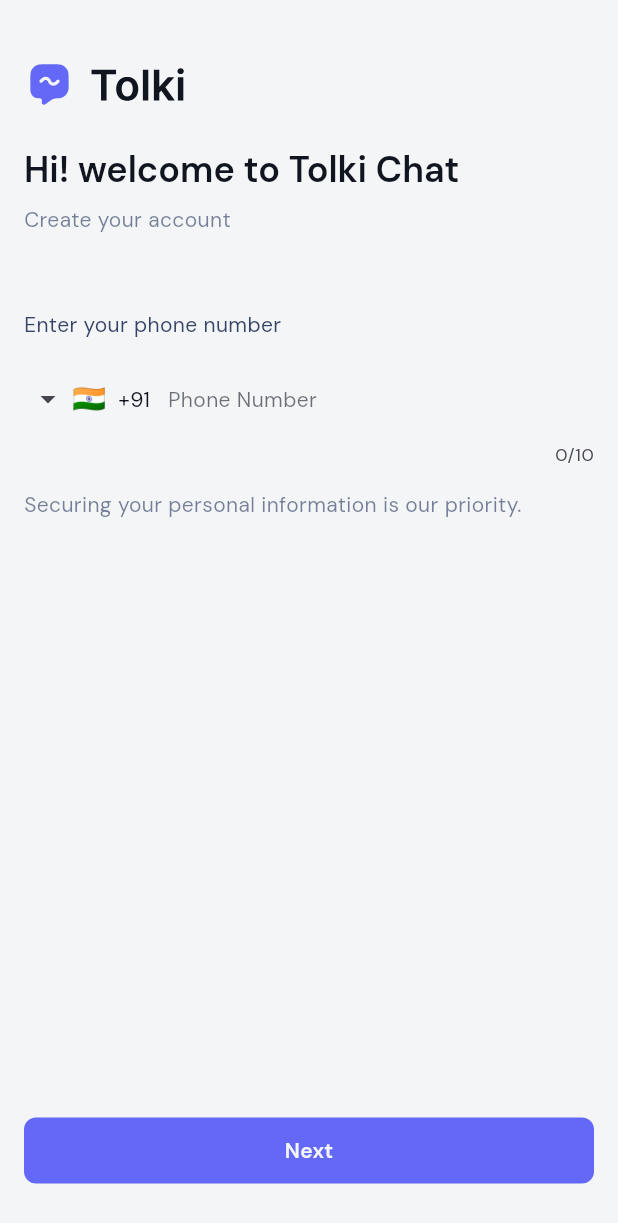
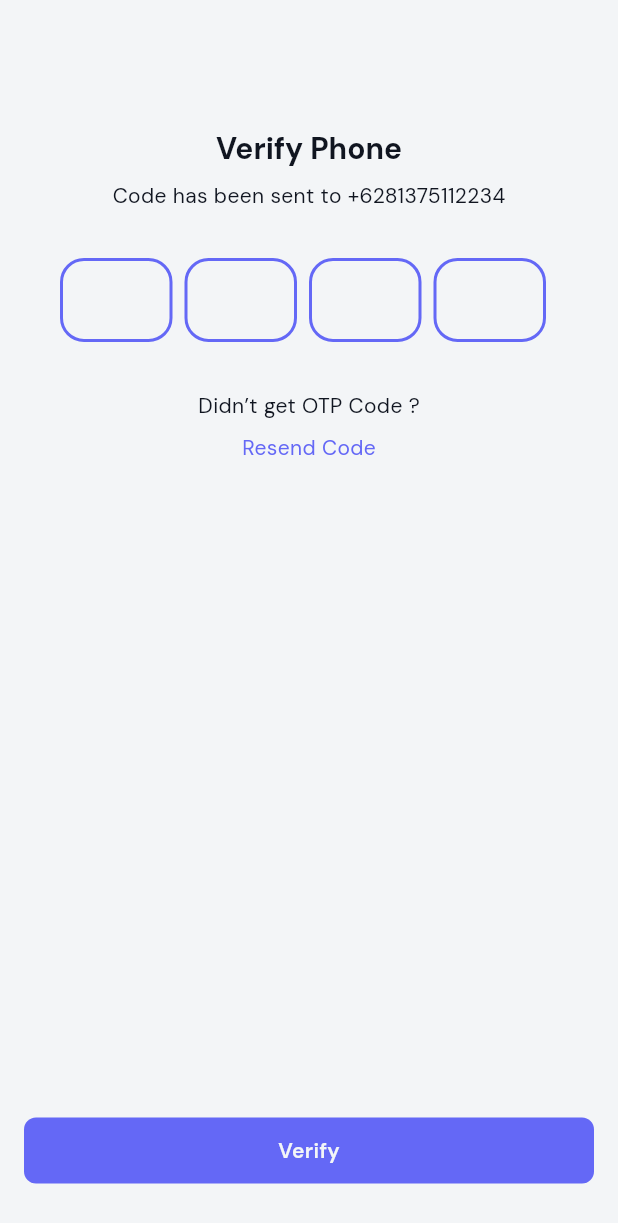
Before and after one commit to shashikantdwivedi/tolki_chat_app, a Flutter app: the screen it shows after launch, on a phone screen of 412 x 824 dp. Shown: the top 1223 px of the screen. Run offline on Flutter 3.47's test engine with Material 3 defaults, Android fonts, the phone set to English and light mode, and no system bars; drawn by our look-alikes of flutter_otp_text_field, intl_phone_field; our stand-ins replace connectivity_plus, flutter_smart_dialog, flutter_svg, google_fonts.

Commit message:
Implemented verify otp screen

```diff
--- a/lib/core/routing/routes.dart
+++ b/lib/core/routing/routes.dart
@@ -6,4 +6,5 @@
 
   // Authentication
   static const login = "/login";
+  static const verifyOtp = "/verify-otp";
 }
--- a/lib/core/routing/routing.dart
+++ b/lib/core/routing/routing.dart
@@ -1,5 +1,6 @@
 import 'package:flutter/material.dart';
 import 'package:tolki_chat_app/modules/authentication/ui/login_screen.dart';
+import 'package:tolki_chat_app/modules/authentication/ui/verify_otp_screen.dart';
 import 'package:tolki_chat_app/modules/welcome/ui/welcome_screen.dart';
 import '../../components/online.dart';
 import '../../modules/splash/ui/splash_screen.dart';
@@ -21,6 +22,10 @@
         return MaterialPageRoute(
             builder: (_) => const XOnline(child: LoginScreen()),
             settings: settings);
+      case Routes.verifyOtp:
+        return MaterialPageRoute(
+            builder: (_) => const XOnline(child: VerifyOtpScreen()),
+            settings: settings);
       default:
         return MaterialPageRoute(
             builder: (_) => const XOnline(child: SplashScreen()),
--- a/lib/main.dart
+++ b/lib/main.dart
@@ -51,7 +51,7 @@
             bodyMedium: GoogleFonts.dmSans(fontSize: 14, color: XColors.text),
             bodySmall: GoogleFonts.dmSans(fontSize: 12, color: XColors.text),
           )),
-      initialRoute: Routes.login,
+      initialRoute: Routes.verifyOtp,
       onGenerateRoute: Routing.allRoutes,
       navigatorObservers: [FlutterSmartDialog.observer],
       builder: FlutterSmartDialog.init(),
--- /dev/null
+++ b/lib/modules/authentication/ui/verify_otp_screen.dart
@@ -0,0 +1,105 @@
+import 'package:flutter/material.dart';
+import 'package:flutter_otp_text_field/flutter_otp_text_field.dart';
+
+import '../../../core/config/config.dart';
+
+class VerifyOtpScreen extends StatefulWidget {
+  const VerifyOtpScreen({Key? key}) : super(key: key);
+
+  @override
+  _VerifyOtpScreenState createState() => _VerifyOtpScreenState();
+}
+
+class _VerifyOtpScreenState extends State<VerifyOtpScreen> {
+  @override
+  Widget build(BuildContext context) {
+    return SafeArea(
+        child: Scaffold(
+      backgroundColor: XColors.base,
+      body: Padding(
+        padding: const EdgeInsets.symmetric(horizontal: 16),
+        child: Column(
+          crossAxisAlignment: CrossAxisAlignment.center,
+          mainAxisAlignment: MainAxisAlignment.spaceBetween,
+          children: [
+            Column(
+              crossAxisAlignment: CrossAxisAlignment.center,
+              children: [
+                const SizedBox(
+                  height: 86,
+                ),
+                Text(
+                  'Verify Phone',
+                  style: Theme.of(context).textTheme.headlineMedium,
+                ),
+                const SizedBox(
+                  height: 8,
+                ),
+                Text(
+                  'Code has been sent to +6281375112234',
+                  style: Theme.of(context).textTheme.bodyMedium,
+                ),
+                const SizedBox(
+                  height: 32,
+                ),
+                OtpTextField(
+                  fieldWidth: 75,
+                  fieldHeight: 56,
+                  textStyle: Theme.of(context)
+                      .textTheme
+                      .headlineLarge
+                      ?.copyWith(color: XColors.text),
+                  numberOfFields: 4,
+                  cursorColor: XColors.primary,
+                  borderColor: XColors.primary,
+                  enabledBorderColor: XColors.primary,
+                  borderRadius: BorderRadius.circular(16),
+                  showFieldAsBox: true, // end onSubmit
+                ),
+                const SizedBox(
+                  height: 32,
+                ),
+                Text(
+                  'Didn’t get OTP Code ?',
+                  style: Theme.of(context).textTheme.bodyMedium,
+                ),
+                const SizedBox(
+                  height: 8,
+                ),
+                Text(
+                  'Resend Code',
+                  style: Theme.of(context)
+                      .textTheme
+                      .bodyMedium
+                      ?.copyWith(color: XColors.primary),
+                ),
+              ],
+            ),
+            Column(
+              children: [
+                SizedBox(
+                  width: double.infinity,
+                  child: TextButton(
+                      onPressed: () {},
+                      style: TextButton.styleFrom(
+                          backgroundColor: XColors.primary,
+                          shape: RoundedRectangleBorder(
+                              borderRadius: BorderRadius.circular(8)),
+                          padding: const EdgeInsets.symmetric(vertical: 12)),
+                      child: Text(
+                        'Verify',
+                        style: Theme.of(context).textTheme.bodyMedium?.copyWith(
+                            fontWeight: FontWeight.w600, color: XColors.base),
+                      )),
+                ),
+                const SizedBox(
+                  height: 33,
+                ),
+              ],
+            )
+          ],
+        ),
+      ),
+    ));
+  }
+}
--- a/pubspec.yaml
+++ b/pubspec.yaml
@@ -16,10 +16,11 @@
   google_fonts: ^6.2.1
   shared_preferences: ^2.3.2
   cached_network_image: ^3.4.1
-  flutter_smart_dialog: ^4.9.7+9
+  flutter_smart_dialog: ^4.9.8+1
   connectivity_plus: ^6.0.5
   flutter_svg: ^2.0.10+1
   intl_phone_field: ^3.2.0
+  flutter_otp_text_field: ^1.2.0
 
 dev_dependencies:
   flutter_test:
```
Also changed, not shown: pubspec.lock.
